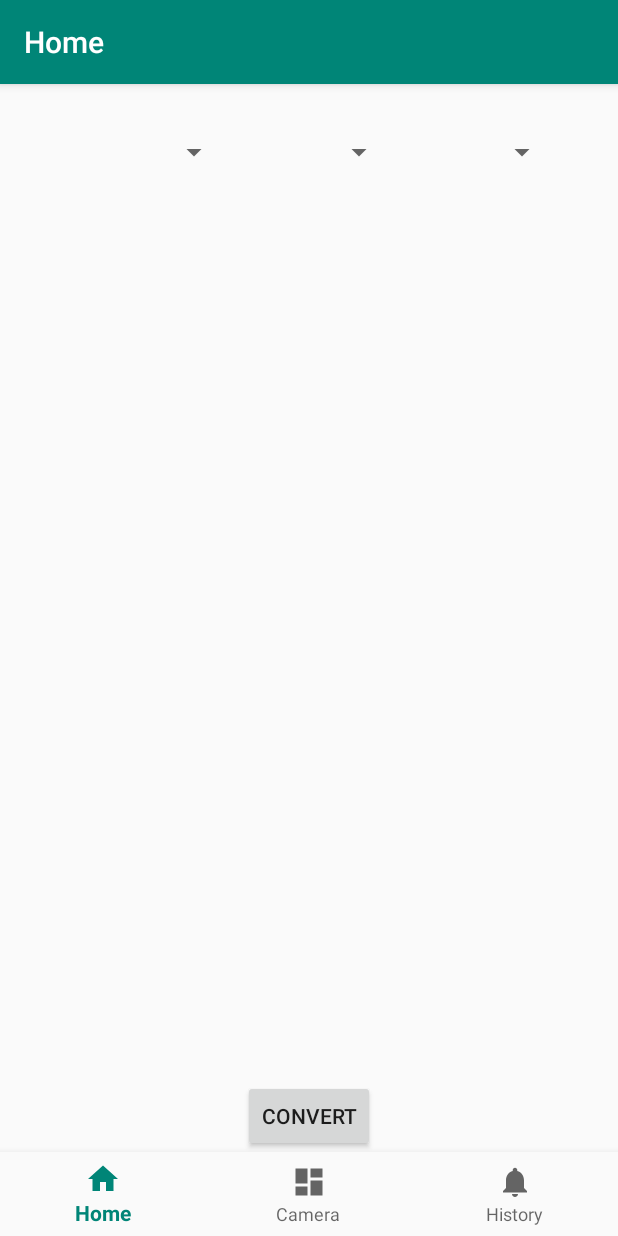
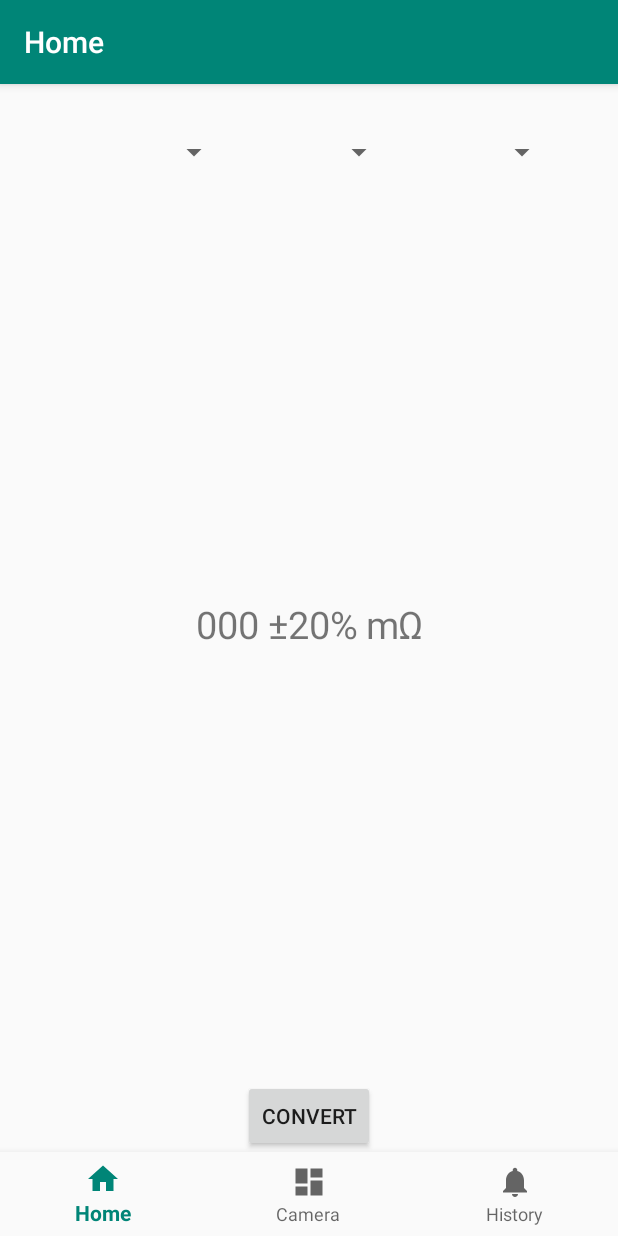
Before and after one commit to bnenninger/Resistor-Scanner, an Android app: the screen it shows after launch (MainActivity), after a tap on "CONVERT", on a phone screen of 412 x 824 dp. Run offline under Robolectric (Android 15) with nearby library versions, the phone set to English and light mode, and no system bars; our stand-ins replace navigation-ui; libraries missing offline, so code that uses them is left out: org.opencv.android; 2 statements that could not run were skipped.

Commit message:
Makes functional manual conversion
Fixes order of the spinners, sets up so conversion works properly. No tolerance yet.

```diff
--- a/app/src/main/java/com/example/resistorscanner/MainActivity.java
+++ b/app/src/main/java/com/example/resistorscanner/MainActivity.java
@@ -1,9 +1,7 @@
 package com.example.resistorscanner;
 
-import android.graphics.Camera;
 import android.os.Bundle;
 
-import android.provider.MediaStore;
 import android.util.Log;
 //import com.google.android.material.bottomnavigation.BottomNavigationView;
 
@@ -11,7 +9,6 @@ import android.view.View;
 import android.widget.AdapterView;
 import android.widget.AdapterView.OnItemSelectedListener;
 import android.widget.ArrayAdapter;
-import android.widget.ImageView;
 import android.widget.Spinner;
 import android.widget.TextView;
 import android.widget.Toast;
@@ -36,12 +33,8 @@ import static android.hardware.Camera.open;
 
 public class MainActivity extends AppCompatActivity implements OnItemSelectedListener {
 
-    ArrayList<String> bandValues = new ArrayList<String>();
-    String[] bandArray = new String[bandValues.size()];
-    String spinnerText1;
-    String spinnerText2;
-    String spinnerText3;
-    String spinnerText4 = "gold";
+    Spinner spinner1, spinner2, spinner3;
+
     TextView display;
 
     private static final String TAG = "MainActivity";
@@ -74,32 +67,28 @@ public class MainActivity extends AppCompatActivity implements OnItemSelectedLis
         NavigationUI.setupActionBarWithNavController(this, navController, appBarConfiguration);
         NavigationUI.setupWithNavController(navView, navController);
 
-        Spinner Spinner1 = (Spinner) findViewById(R.id.spinner1);
+        spinner1 = (Spinner) findViewById(R.id.spinner1);
         ArrayAdapter<CharSequence> adapter1 = ArrayAdapter.createFromResource(this, R.array.colors, android.R.layout.simple_spinner_item);
         adapter1.setDropDownViewResource(android.R.layout.simple_spinner_dropdown_item);
-        Spinner1.setAdapter(adapter1);
-        Spinner1.setOnItemSelectedListener(this);
+        spinner1.setAdapter(adapter1);
+        spinner1.setOnItemSelectedListener(this);
 
-        Spinner Spinner2 = (Spinner) findViewById(R.id.spinner2);
+        spinner2 = (Spinner) findViewById(R.id.spinner2);
         adapter1.setDropDownViewResource(android.R.layout.simple_spinner_dropdown_item);
-        Spinner2.setAdapter(adapter1);
-        Spinner2.setOnItemSelectedListener(this);
+        spinner2.setAdapter(adapter1);
+        spinner2.setOnItemSelectedListener(this);
 
-        Spinner Spinner3 = (Spinner) findViewById(R.id.spinner3);
+        spinner3 = (Spinner) findViewById(R.id.spinner3);
         ArrayAdapter<CharSequence> adapter3 = ArrayAdapter.createFromResource(this, R.array.colors, android.R.layout.simple_spinner_item);
         adapter3.setDropDownViewResource(android.R.layout.simple_spinner_dropdown_item);
-        Spinner3.setAdapter(adapter3);
-        Spinner3.setOnItemSelectedListener(this);
+        spinner3.setAdapter(adapter3);
+        spinner3.setOnItemSelectedListener(this);
 
-        spinnerText1 = Spinner1.getSelectedItem().toString();
-        spinnerText2 = Spinner2.getSelectedItem().toString();
-        spinnerText3 = Spinner3.getSelectedItem().toString();
-
-        bandValues.add(spinnerText1);
-        bandValues.add(spinnerText2);
-        bandValues.add(spinnerText3);
 
         display = (TextView)findViewById(R.id.display);
+        display.setTextSize(25);
+
+
     }
 
     @Override
@@ -115,12 +104,15 @@ public class MainActivity extends AppCompatActivity implements OnItemSelectedLis
 
     public void convert(View view)
     {
-       for(int i = 0; i < bandValues.size(); i++)
-       {
-           bandArray[i] = bandValues.get(i);
-       }
-       display.setTextSize(25);
-       display.setText(ColorToValue.colorValue(bandArray));
+        ArrayList<ColorValue> bands = new ArrayList<>();
+        bands.add(ColorValue.valueOf(spinner1.getSelectedItem().toString().toUpperCase()));
+        bands.add(ColorValue.valueOf(spinner2.getSelectedItem().toString().toUpperCase()));
+        bands.add(ColorValue.valueOf(spinner3.getSelectedItem().toString().toUpperCase()));
+
+        ResistorValue colorStorage = new ResistorValueColorStorage(bands);
+        display.setText(colorStorage.outputStringValue());
+
+//       display.setText(ColorToValue.colorValue(bandArray));
     }
 
 }
--- a/app/src/main/res/layout/activity_main.xml
+++ b/app/src/main/res/layout/activity_main.xml
@@ -47,7 +47,7 @@
         app:navGraph="@navigation/mobile_navigation" />
 
     <Spinner
-        android:id="@+id/spinner1"
+        android:id="@+id/spinner2"
         android:layout_width="wrap_content"
         android:layout_height="wrap_content"
         app:layout_constraintBottom_toTopOf="@+id/button"
@@ -58,7 +58,7 @@
         app:layout_constraintVertical_bias="0.051" />
 
     <Spinner
-        android:id="@+id/spinner2"
+        android:id="@+id/spinner3"
         android:layout_width="wrap_content"
         android:layout_height="wrap_content"
         app:layout_constraintBottom_toTopOf="@+id/button"
@@ -69,7 +69,7 @@
         app:layout_constraintVertical_bias="0.051" />
 
     <Spinner
-        android:id="@+id/spinner3"
+        android:id="@+id/spinner1"
         android:layout_width="wrap_content"
         android:layout_height="wrap_content"
         app:layout_constraintBottom_toTopOf="@+id/button"
```
Also changed, not shown: 1 other file.
